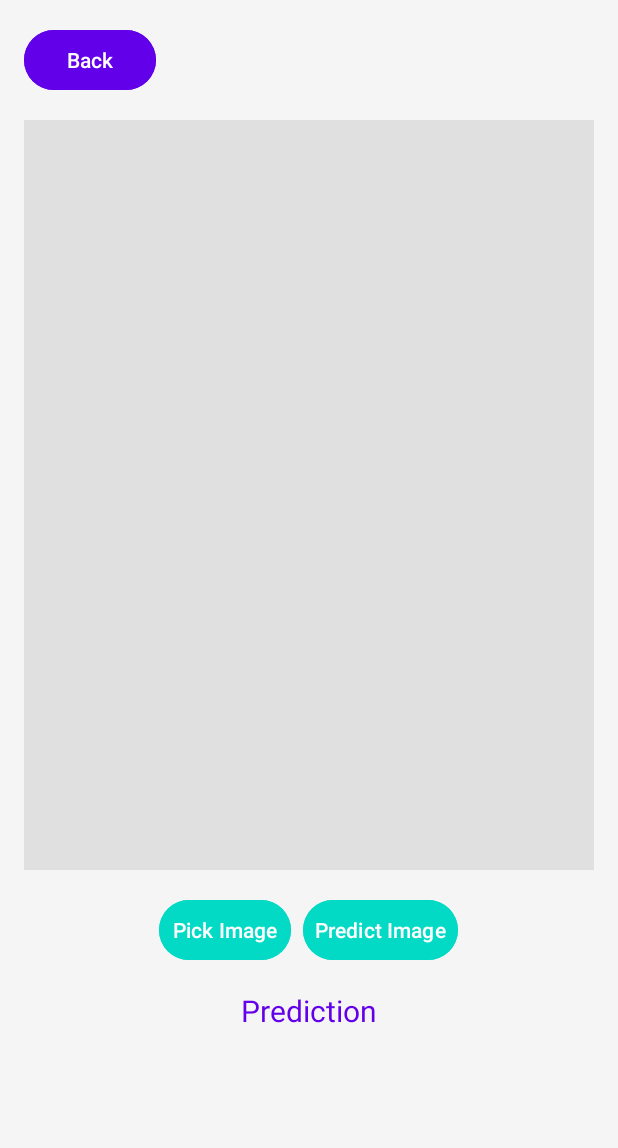
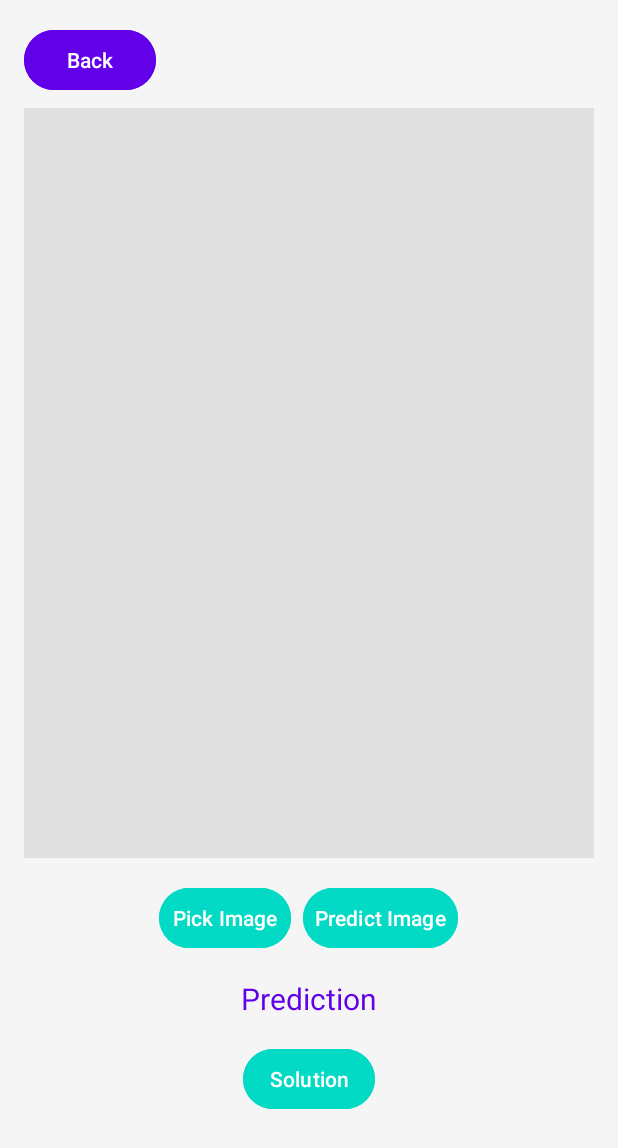
Before and after one commit to amansaraswat177/Plant-Detection, an Android app: the MainActivity screen opened directly, with no data from a screen before it, on a phone screen of 412 x 824 dp. Shown: the top 1148 px of the screen. Run offline under Robolectric (Android 15) with nearby library versions, the phone set to English and light mode, and no system bars; libraries missing offline, so code that uses them is left out: org.tensorflow.lite; 1 statement that could not run was skipped.

Commit message:
Solution Screen Added

```diff
--- a/app/src/main/AndroidManifest.xml
+++ b/app/src/main/AndroidManifest.xml
@@ -12,6 +12,9 @@
         android:supportsRtl="true"
         android:theme="@style/Theme.PlantDetection"
         tools:targetApi="31">
+        <activity
+            android:name=".PlantSolution"
+            android:exported="false" />
         <activity
             android:name=".ecompage"
             android:exported="false" />
--- /dev/null
+++ b/app/src/main/java/com/example/plantdetection/Disease.kt
@@ -0,0 +1,3 @@
+package com.example.plantdetection
+
+data class Disease(val name: String, val solution: String)
--- a/app/src/main/java/com/example/plantdetection/MainActivity.kt
+++ b/app/src/main/java/com/example/plantdetection/MainActivity.kt
@@ -1,49 +1,32 @@
 package com.example.plantdetection
 
 import android.os.Bundle
-import androidx.activity.enableEdgeToEdge
 import androidx.appcompat.app.AppCompatActivity
-import androidx.core.view.ViewCompat
-import androidx.core.view.WindowInsetsCompat
 import android.graphics.Bitmap
-import android.graphics.ImageDecoder
-import android.os.Build
 import android.provider.MediaStore
 import android.widget.Button
 import android.widget.ImageView
 import android.widget.TextView
-import androidx.activity.result.contract.ActivityResultContracts
-
-import androidx.core.app.ActivityCompat
-import androidx.core.content.ContextCompat
-import android.Manifest
-import android.annotation.SuppressLint
 import android.content.Intent
-import android.content.pm.PackageManager
 import android.util.Log
-import androidx.core.splashscreen.SplashScreen.Companion.installSplashScreen
 import com.example.plantdetection.ml.LiteModel
 import org.tensorflow.lite.DataType
+//these two unused are needed
 import org.tensorflow.lite.support.common.ops.NormalizeOp
+import org.tensorflow.lite.support.image.ops.TransformToGrayscaleOp
 import org.tensorflow.lite.support.image.ImageProcessor
 import org.tensorflow.lite.support.image.TensorImage
 import org.tensorflow.lite.support.image.ops.ResizeOp
-import org.tensorflow.lite.support.image.ops.TransformToGrayscaleOp
 import org.tensorflow.lite.support.tensorbuffer.TensorBuffer
-
-import java.nio.ByteBuffer
-import java.nio.ByteOrder
-import java.nio.MappedByteBuffer
-import java.nio.channels.FileChannel
 
 
 class MainActivity : AppCompatActivity() {
 
-    lateinit var selectBtn: Button
-    lateinit var predBtn: Button
-    lateinit var resView: TextView
-    lateinit var imageView: ImageView
-    lateinit var bitmap: Bitmap
+    private lateinit var selectBtn: Button
+    private lateinit var predBtn: Button
+    private lateinit var resView: TextView
+    private lateinit var imageView: ImageView
+    private lateinit var bitmap: Bitmap
 
 
     override fun onCreate(savedInstanceState: Bundle?) {
@@ -58,6 +41,15 @@ class MainActivity : AppCompatActivity() {
             Log.d("Main Activity", "backBtn button clicked")
             val intent = Intent(this, WelcomePage::class.java)
             startActivity(intent)
+            finish()
+        }
+
+        val solutionButton = findViewById<Button>(R.id.solBtn)
+        solutionButton.setOnClickListener {
+            // Create an Intent to navigate to SolutionActivity
+            val intent = Intent(this, PlantSolution::class.java)
+            startActivity(intent)
+            finish()
         }
 
 
@@ -66,10 +58,10 @@ class MainActivity : AppCompatActivity() {
         resView = findViewById(R.id.resView)
         imageView = findViewById(R.id.imageView)
 
-        var labels = application.assets.open("labels.txt").bufferedReader().readLines()
+        val labels = application.assets.open("labels.txt").bufferedReader().readLines()
 
         // image processor
-        var imageProcessor = ImageProcessor.Builder()
+        val imageProcessor = ImageProcessor.Builder()
 //            .add(NormalizeOp(0.0f,255.0f))
 //            .add(TransformToGrayscaleOp())
             .add(ResizeOp(200,200,ResizeOp.ResizeMethod.BILINEAR))
@@ -77,7 +69,7 @@ class MainActivity : AppCompatActivity() {
 
 
         selectBtn.setOnClickListener {
-            var intent = Intent()
+            val intent = Intent()
             intent.setAction(Intent.ACTION_GET_CONTENT)
             intent.setType("image/*")
             startActivityForResult(intent, 100)
--- a/app/src/main/java/com/example/plantdetection/ecompage.kt
+++ b/app/src/main/java/com/example/plantdetection/ecompage.kt
@@ -22,6 +22,7 @@ class ecompage : AppCompatActivity() {
             Log.d("Ecom Page", "Ecom Back button clicked")
             val intent = Intent(this, WelcomePage::class.java)
             startActivity(intent)
+            finish()
         }
 
         ViewCompat.setOnApplyWindowInsetsListener(findViewById(R.id.main)) { v, insets ->
--- a/app/src/main/res/layout/activity_main.xml
+++ b/app/src/main/res/layout/activity_main.xml
@@ -1,9 +1,13 @@
 <?xml version="1.0" encoding="utf-8"?>
-<RelativeLayout xmlns:android="http://schemas.android.com/apk/res/android"
+<ScrollView xmlns:android="http://schemas.android.com/apk/res/android"
     android:layout_width="match_parent"
     android:layout_height="match_parent"
-    android:padding="16dp"
-    android:background="#F5F5F5">
+    android:background="#F5F5F5"
+    android:padding="16dp">
+
+    <RelativeLayout
+        android:layout_width="match_parent"
+        android:layout_height="wrap_content">
 
         <Button
             android:id="@+id/btnBack"
@@ -14,7 +18,6 @@
             android:textColor="#FFFFFF"
             android:elevation="4dp"
             android:padding="8dp"
-        android:layout_marginBottom="8dp"
             android:layout_alignParentTop="true"
             android:layout_alignParentStart="true" />
 
@@ -69,4 +72,20 @@
             android:layout_below="@id/inLayout"
             android:layout_centerHorizontal="true"
             android:layout_marginTop="16dp"/>
+
+        <!-- Solution Button positioned below resView -->
+        <Button
+            android:id="@+id/solBtn"
+            android:layout_width="wrap_content"
+            android:layout_height="wrap_content"
+            android:text="Solution"
+            android:backgroundTint="#03DAC5"
+            android:textColor="#FFFFFF"
+            android:padding="8dp"
+            android:elevation="4dp"
+            android:layout_below="@id/resView"
+            android:layout_centerHorizontal="true"
+            android:layout_marginTop="16dp"/>
+
     </RelativeLayout>
+</ScrollView>
--- a/app/src/main/res/values/strings.xml
+++ b/app/src/main/res/values/strings.xml
@@ -1,3 +1,4 @@
 <resources>
     <string name="app_name">Plant Detection</string>
+    <string name="search_hint">Search for a disease</string>
 </resources>
```
Also changed, not shown: app/src/main/java/com/example/plantdetection/DiseaseAdapter.kt (added, +45 -0 lines), app/src/main/java/com/example/plantdetection/PlantSolution.kt (added, +77 -0 lines), app/src/main/res/layout/activity_plant_solution.xml (added, +28 -0 lines). Lines whose indentation alone changed are shown as unchanged.
